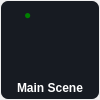
drillarium/FrameFlow, file scenewidget.ui: the form before one commit.
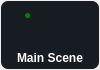
The form after the commit. Icons and pictures are not drawn.

What changed in the file:
```diff
--- a/scenewidget.ui
+++ b/scenewidget.ui
@@ -7,7 +7,7 @@
     <x>0</x>
     <y>0</y>
     <width>100</width>
-    <height>100</height>
+    <height>70</height>
    </rect>
   </property>
   <property name="windowTitle">
```
Left out of the diff: 4 changed lines with no effect on the pictures.
